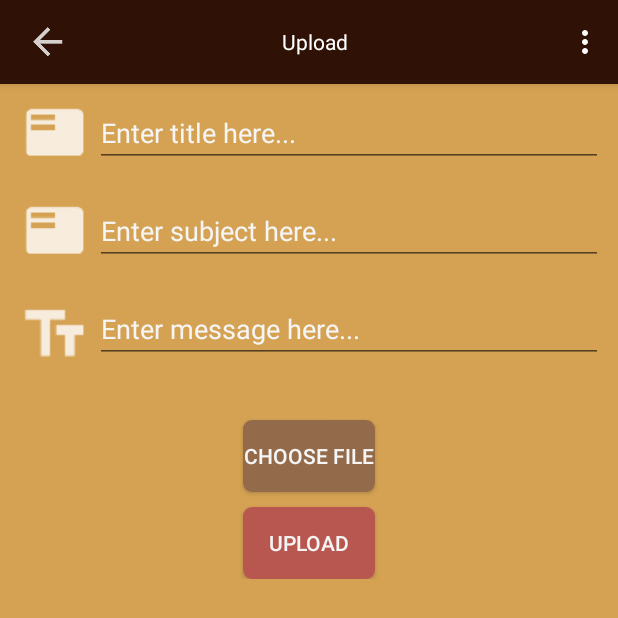
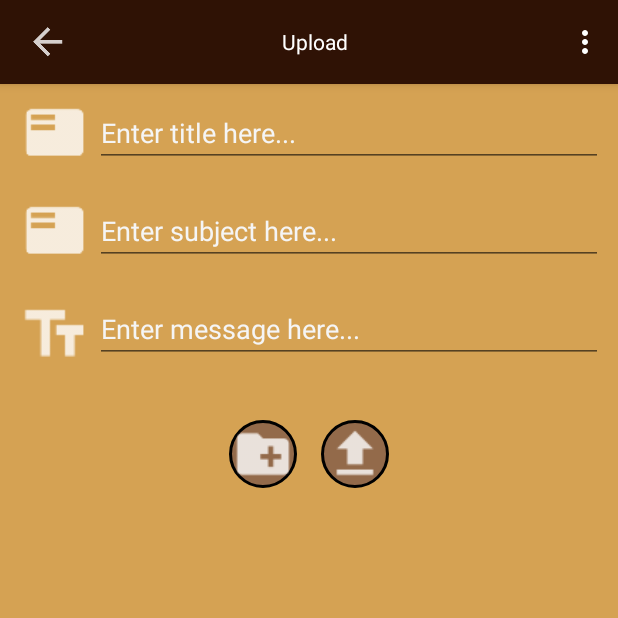
Before and after one commit to mickey0142/LecShare, an Android app: the screen it shows after launch (MainActivity), in the options menu, after a tap on "Upload", on a phone screen of 412 x 824 dp. Shown: the top 618 px of the screen. Run offline under Robolectric (Android 15) with nearby library versions, the phone set to English and light mode, and no system bars; our stand-ins replace Firebase (no records; nobody signed in at launch, a user with empty details on screens opened directly); 4 statements that could not run were skipped.

Commit message:
Edit button select file and upload file on fargment_upload

```diff
--- /dev/null
+++ b/app/src/main/res/drawable/bg_button_upload.xml
@@ -0,0 +1,7 @@
+<?xml version="1.0" encoding="utf-8"?>
+<shape  android:shape="oval" xmlns:android="http://schemas.android.com/apk/res/android">
+    <solid android:color="@color/LightBrown"/>
+    <stroke
+        android:width="2dp"
+        android:color="#000000" />
+</shape>
--- a/app/src/main/res/layout/fragment_upload.xml
+++ b/app/src/main/res/layout/fragment_upload.xml
@@ -41,9 +41,9 @@
             <LinearLayout
                 android:layout_width="match_parent"
                 android:layout_height="match_parent"
+                android:layout_margin="10dp"
                 android:layout_marginTop="10dp"
-                android:orientation="horizontal"
-                android:layout_margin="10dp">
+                android:orientation="horizontal">
 
                 <ImageView
                     android:layout_width="53dp"
@@ -64,9 +64,9 @@
             <LinearLayout
                 android:layout_width="match_parent"
                 android:layout_height="match_parent"
+                android:layout_margin="10dp"
                 android:layout_marginTop="10dp"
-                android:orientation="horizontal"
-                android:layout_margin="10dp">
+                android:orientation="horizontal">
 
                 <ImageView
                     android:layout_width="53dp"
@@ -86,9 +86,9 @@
             <LinearLayout
                 android:layout_width="match_parent"
                 android:layout_height="match_parent"
+                android:layout_margin="10dp"
                 android:layout_marginTop="10dp"
-                android:orientation="horizontal"
-                android:layout_margin="10dp">
+                android:orientation="horizontal">
 
                 <ImageView
                     android:layout_width="53dp"
@@ -116,25 +116,7 @@
 
             </ListView>
 
-            <Button
-                android:id="@+id/upload_choose_file_button"
-                android:layout_width="wrap_content"
-                android:layout_height="wrap_content"
-                android:layout_gravity="center"
-                android:layout_marginTop="10dp"
-                android:background="@drawable/login_btn"
-                android:text="choose file"
-                android:textColor="#F5F5F5" />
 
-            <Button
-                android:id="@+id/upload_upload_button"
-                android:layout_width="wrap_content"
-                android:layout_height="wrap_content"
-                android:layout_gravity="center"
-                android:layout_marginTop="10dp"
-                android:background="@drawable/login_signup"
-                android:text="upload"
-                android:textColor="#F5F5F5" />
 
             <!--<Button-->
             <!--android:id="@+id/upload_back_button"-->
@@ -145,6 +127,30 @@
             <!--android:background="@drawable/login_btn"-->
             <!--android:layout_gravity="center"-->
             <!--android:textColor="#FFFFFF"/>-->
+            <LinearLayout
+                android:layout_width="match_parent"
+                android:layout_height="wrap_content"
+                android:gravity="center"
+                android:layout_marginTop="10dp"
+                android:orientation="horizontal">
+                <ImageView
+                    android:id="@+id/upload_choose_file_button"
+                    android:layout_width="45dp"
+                    android:layout_height="45dp"
+                    android:background="@drawable/bg_button_upload"
+                    android:layout_gravity="center"
+                    android:src="@drawable/ico_select_file"
+                    />
+                <ImageView
+                    android:id="@+id/upload_upload_button"
+                    android:layout_width="45dp"
+                    android:layout_height="45dp"
+                    android:background="@drawable/bg_button_upload"
+                    android:layout_gravity="center"
+                    android:src="@drawable/ico_upload"
+                    android:layout_marginLeft="16dp"/>
+            </LinearLayout>
+
         </LinearLayout>
     </ScrollView>
 
```
Also changed, not shown: app/src/main/res/drawable-hdpi/ico_select_file.png (added), app/src/main/res/drawable-hdpi/ico_upload.png (added), app/src/main/res/drawable-mdpi/ico_select_file.png (added), app/src/main/res/drawable-mdpi/ico_upload.png (added), app/src/main/res/drawable-xhdpi/ico_select_file.png (added), app/src/main/res/drawable-xhdpi/ico_upload.png (added), app/src/main/res/drawable-xxhdpi/ico_select_file.png (added), app/src/main/res/drawable-xxhdpi/ico_upload.png (added).
